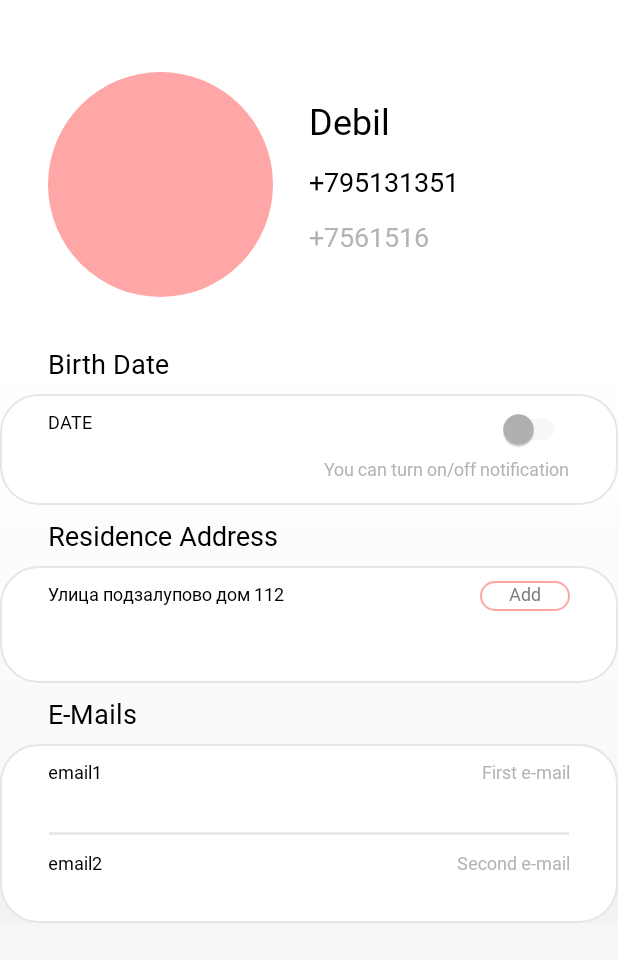
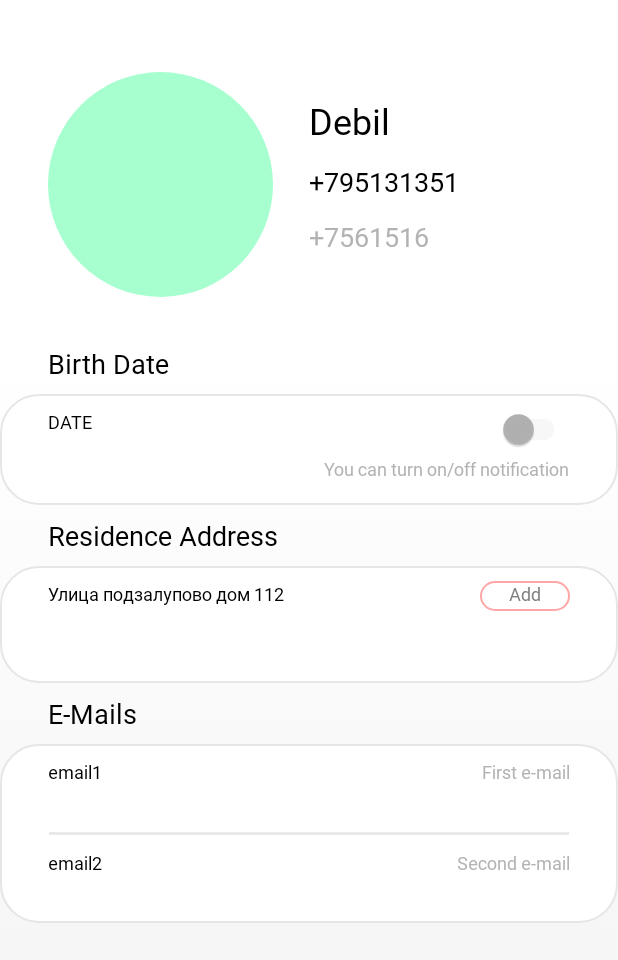
Before and after one commit to wintrel456/Contacts-App, an Android app: the screen it shows after launch (MainActivity), after a tap on "Debil", on a phone screen of 412 x 824 dp. Shown: the top 960 px of the screen. Run offline under Robolectric (Android 15) with nearby library versions, the phone set to English and light mode, and no system bars.

Commit message:
вроде все

```diff
--- a/Empty/app/src/main/java/com/gmail/l2t45s7e9/empty/Contact.java
+++ b/Empty/app/src/main/java/com/gmail/l2t45s7e9/empty/Contact.java
@@ -15,20 +15,22 @@ public class Contact implements Parcelable {
             return new Contact[size];
         }
     };
-    private String name;
-    private String firstNumber;
-    private String secondNumber;
-    private String firstEmail;
-    private String secondEmail;
-    private String contactAddress;
+    private final String name;
+    private final String firstNumber;
+    private final String secondNumber;
+    private final String firstEmail;
+    private final String secondEmail;
+    private final String contactAddress;
+    private int contactColor;
 
-    public Contact(String name, String firstNumber, String secondNumber, String firstEmail, String secondEmail, String contactAddress) {
+    public Contact(String name, String firstNumber, String secondNumber, String firstEmail, String secondEmail, String contactAddress, int contactColor) {
         this.name = name;
         this.firstNumber = firstNumber;
         this.secondNumber = secondNumber;
         this.firstEmail = firstEmail;
         this.secondEmail = secondEmail;
         this.contactAddress = contactAddress;
+        this.contactColor = contactColor;
     }
 
     protected Contact(Parcel in) {
@@ -38,6 +40,7 @@ public class Contact implements Parcelable {
         firstEmail = in.readString();
         secondEmail = in.readString();
         contactAddress = in.readString();
+        contactColor = in.readInt();
     }
 
     public String getName() {
@@ -64,6 +67,14 @@ public class Contact implements Parcelable {
         return contactAddress;
     }
 
+    public int getContactColor() {
+        return contactColor;
+    }
+
+    public void setContactColor(int contactColor) {
+        this.contactColor = contactColor;
+    }
+
     @Override
     public int describeContents() {
         return 0;
@@ -71,7 +82,7 @@ public class Contact implements Parcelable {
 
     @Override
     public void writeToParcel(Parcel parcel, int i) {
-        parcel.writeStringArray(new String[]{name, firstNumber, secondNumber, firstEmail, secondEmail});
+        parcel.writeStringArray(new String[]{name, firstNumber, secondNumber, firstEmail, secondEmail, String.valueOf(contactColor)});
     }
 
 }
--- a/Empty/app/src/main/java/com/gmail/l2t45s7e9/empty/ContactDetailsFragment.java
+++ b/Empty/app/src/main/java/com/gmail/l2t45s7e9/empty/ContactDetailsFragment.java
@@ -5,6 +5,7 @@ import android.view.LayoutInflater;
 import android.view.View;
 import android.view.ViewGroup;
 import android.widget.CompoundButton;
+import android.widget.ImageView;
 import android.widget.TextView;
 import android.widget.Toast;
 
@@ -41,6 +42,8 @@ public class ContactDetailsFragment extends Fragment implements CompoundButton.O
         secondEmail.setText(contact.getSecondEmail());
         TextView address = view.findViewById(R.id.address);
         address.setText(contact.getContactAddress());
+        ImageView avatar = view.findViewById(R.id.avatar);
+        avatar.setColorFilter(contact.getContactColor());
         SwitchCompat switchCompat = view.findViewById(R.id.notificationSwitch);
         if (switchCompat != null) {
             switchCompat.setOnCheckedChangeListener(this);
--- a/Empty/app/src/main/java/com/gmail/l2t45s7e9/empty/ContactListAdapter.java
+++ b/Empty/app/src/main/java/com/gmail/l2t45s7e9/empty/ContactListAdapter.java
@@ -34,7 +34,11 @@ public class ContactListAdapter extends ArrayAdapter<Contact> {
         TextView number = row.findViewById(R.id.userNumber);
         number.setText(contacts[position].getFirstNumber());
         ImageView avatar = row.findViewById(R.id.avatar);
-        avatar.setBackgroundTintList(ColorStateList.valueOf(colors[(int) (Math.random() * colors.length)]));
+        if (contacts[position].getContactColor() == 0) {
+            contacts[position].setContactColor(colors[(int) (Math.random() * colors.length)]);
+        }
+        avatar.setBackgroundTintList(ColorStateList.valueOf(contacts[position].getContactColor()));
         return row;
     }
+
 }
--- a/Empty/app/src/main/java/com/gmail/l2t45s7e9/empty/ContactListFragment.java
+++ b/Empty/app/src/main/java/com/gmail/l2t45s7e9/empty/ContactListFragment.java
@@ -4,7 +4,6 @@ import android.os.Bundle;
 import android.view.LayoutInflater;
 import android.view.View;
 import android.view.ViewGroup;
-import android.widget.ImageView;
 import android.widget.ListView;
 import android.widget.TextView;
 
@@ -21,17 +20,18 @@ public class ContactListFragment extends ListFragment {
             "+7561516",
             "email1",
             "email2",
-            "Улица подзалупово дом 112");
+            "Улица подзалупово дом 112",
+            0);
     private Contact contact2 = new Contact(
             "Eblan",
             "+795641516",
             "+76161568",
             "email1",
             "email2",
-            "Улица говна дом 0");
+            "Улица говна дом 0",
+            0);
 
     private Contact[] contacts = new Contact[]{contact1, contact2};
-    private ImageView avatar;
 
     @Nullable
     @Override
--- a/Empty/app/src/main/res/layout/contact_details_fragment.xml
+++ b/Empty/app/src/main/res/layout/contact_details_fragment.xml
@@ -194,7 +194,7 @@
             <androidx.constraintlayout.widget.ConstraintLayout
                 android:layout_width="match_parent"
                 android:layout_height="match_parent"
-                android:background="@drawable/fields">
+                android:background="@drawable/details_fields">
 
                 <TextView
                     android:id="@+id/firstEmail"
```
Also changed, not shown: Empty/app/src/main/res/layout/loading.xml (deleted, +0 -50 lines).
